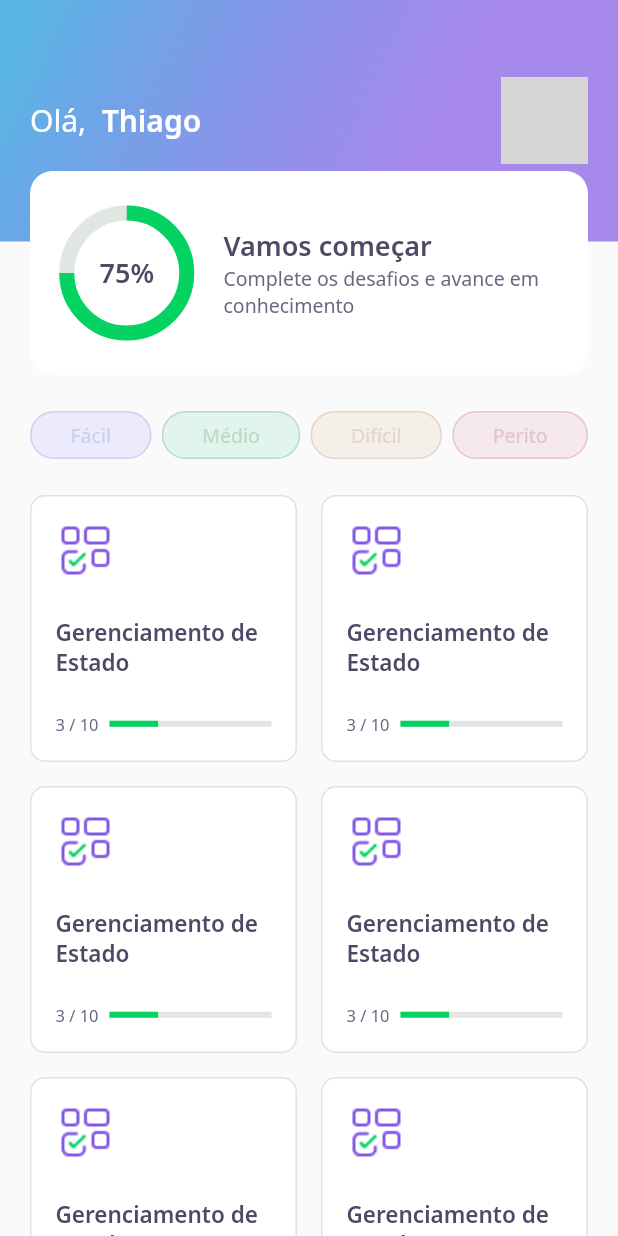
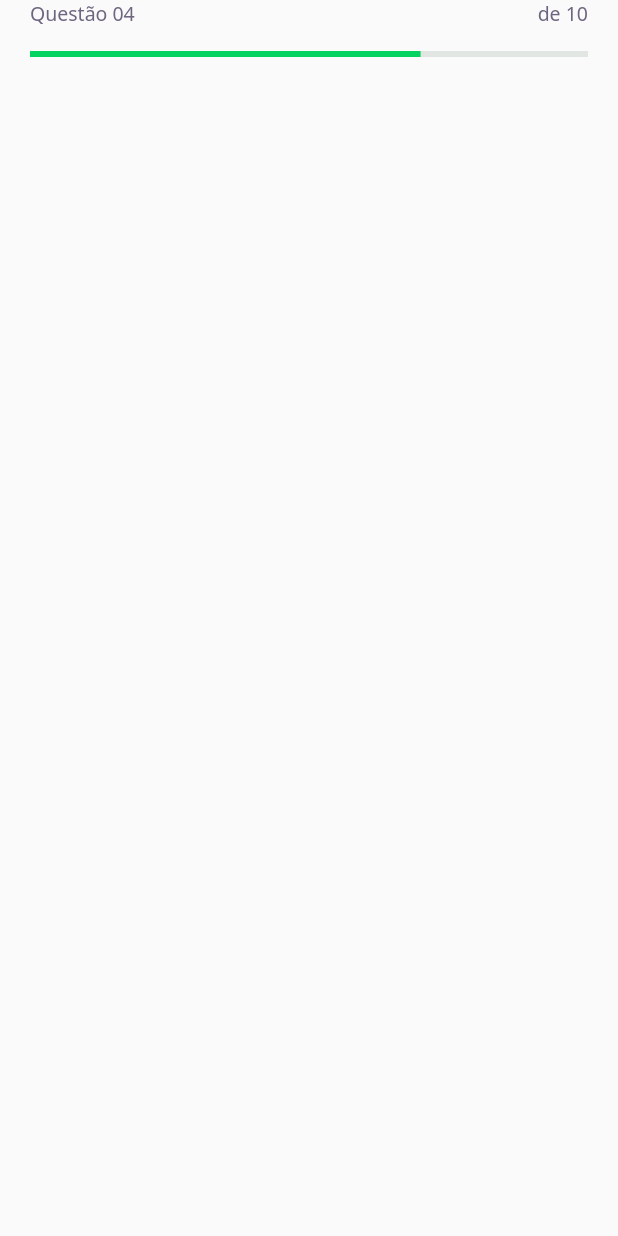
Before and after one commit to s7Thiago/devquiz, a Flutter app: the screen it shows after launch, on a phone screen of 412 x 824 dp. Run offline on Flutter 3.47's test engine with Material 2 defaults, Android fonts, the phone set to English and light mode, and no system bars; our stand-ins replace google_fonts; grey boxes are pictures that could not be loaded.

Commit message:
Day 2 - QuizQuestionIndicatorWidget() and PrograssIndicatorWidget()

```diff
--- /dev/null
+++ b/lib/challenge/challenge_page.dart
@@ -0,0 +1,22 @@
+import 'package:devquiz/challenge/widgets/question_indicator/question_indicator.dart';
+import 'package:flutter/material.dart';
+
+class ChallengePage extends StatefulWidget {
+  @override
+  _ChallengePageState createState() => _ChallengePageState();
+}
+
+class _ChallengePageState extends State<ChallengePage> {
+  @override
+  Widget build(BuildContext context) {
+    return Scaffold(
+      appBar: PreferredSize(
+        preferredSize: Size.fromHeight(60),
+        child: SafeArea(
+          top: true,
+          child: QuestionIndicatorWidget(),
+        ),
+      ),
+    );
+  }
+}
--- /dev/null
+++ b/lib/challenge/widgets/question_indicator/question_indicator.dart
@@ -0,0 +1,31 @@
+import 'package:devquiz/core/app_text_styles.dart';
+import 'package:devquiz/shared/widgets/progress_indicator/progress_indicator_widget.dart';
+import 'package:flutter/material.dart';
+
+class QuestionIndicatorWidget extends StatelessWidget {
+  @override
+  Widget build(BuildContext context) {
+    return Container(
+      padding: const EdgeInsets.symmetric(horizontal: 20),
+      child: Column(
+        children: [
+          Row(
+            mainAxisAlignment: MainAxisAlignment.spaceBetween,
+            children: [
+              Text(
+                'Questão 04',
+                style: AppTextStyles.body,
+              ),
+              Text(
+                'de 10',
+                style: AppTextStyles.body,
+              ),
+            ],
+          ),
+          SizedBox(height: 16),
+          ProgressIndicatorWidget(value: .7)
+        ],
+      ),
+    );
+  }
+}
--- a/lib/core/app_widget.dart
+++ b/lib/core/app_widget.dart
@@ -1,3 +1,4 @@
+import 'package:devquiz/challenge/challenge_page.dart';
 import 'package:devquiz/home/home_page.dart';
 import 'package:flutter/material.dart';
 
@@ -6,7 +7,7 @@
   Widget build(BuildContext context) {
     return MaterialApp(
       title: "DevQuiz",
-      home: HomePage(),
+      home: ChallengePage(),
     );
   }
 }
--- a/lib/home/widgets/quiz_card/quiz_card_widget.dart
+++ b/lib/home/widgets/quiz_card/quiz_card_widget.dart
@@ -1,6 +1,7 @@
 import 'package:devquiz/core/app_colors.dart';
 import 'package:devquiz/core/app_images.dart';
 import 'package:devquiz/core/app_text_styles.dart';
+import 'package:devquiz/shared/widgets/progress_indicator/progress_indicator_widget.dart';
 import 'package:flutter/material.dart';
 
 class QuizCardWidget extends StatelessWidget {
@@ -40,12 +41,7 @@
               ),
               Expanded(
                 flex: 3,
-                child: LinearProgressIndicator(
-                  value: .3,
-                  backgroundColor: AppColors.chartSecondary,
-                  valueColor:
-                      AlwaysStoppedAnimation<Color>(AppColors.chartPrimary),
-                ),
+                child: ProgressIndicatorWidget(value: .3),
               )
             ],
           )
--- /dev/null
+++ b/lib/shared/widgets/progress_indicator/progress_indicator_widget.dart
@@ -0,0 +1,18 @@
+import 'package:devquiz/core/core.dart';
+import 'package:flutter/material.dart';
+
+class ProgressIndicatorWidget extends StatelessWidget {
+  final double value;
+
+  const ProgressIndicatorWidget({Key? key, required this.value})
+      : super(key: key);
+
+  @override
+  Widget build(BuildContext context) {
+    return LinearProgressIndicator(
+      value: this.value,
+      backgroundColor: AppColors.chartSecondary,
+      valueColor: AlwaysStoppedAnimation<Color>(AppColors.chartPrimary),
+    );
+  }
+}
```
